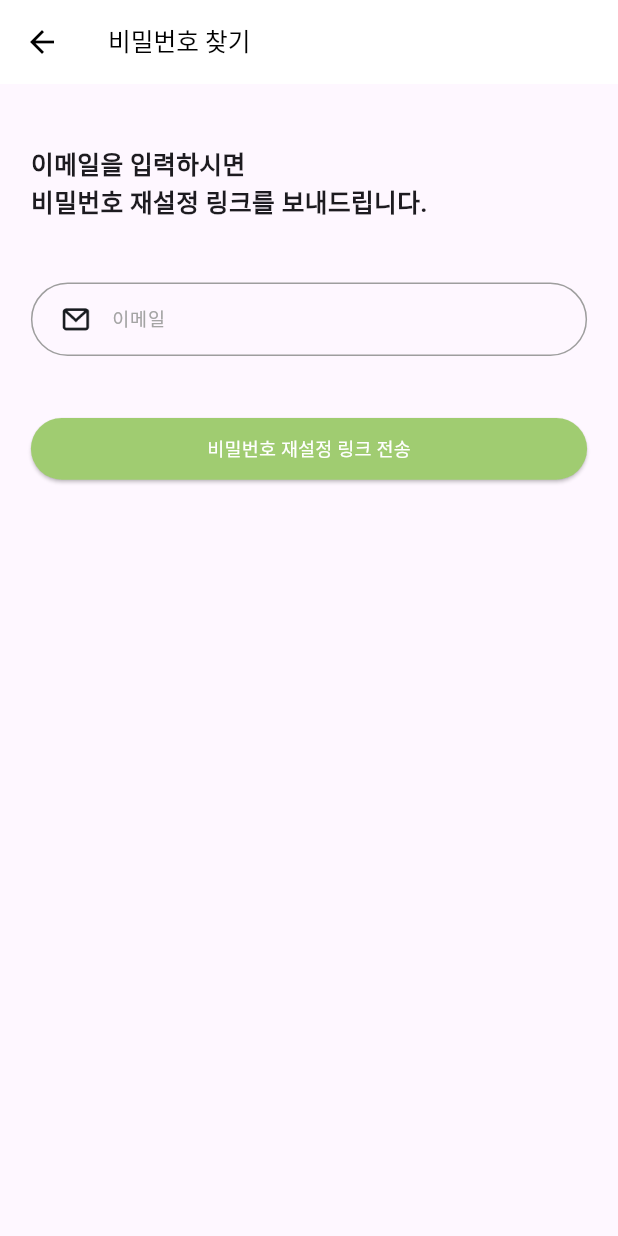
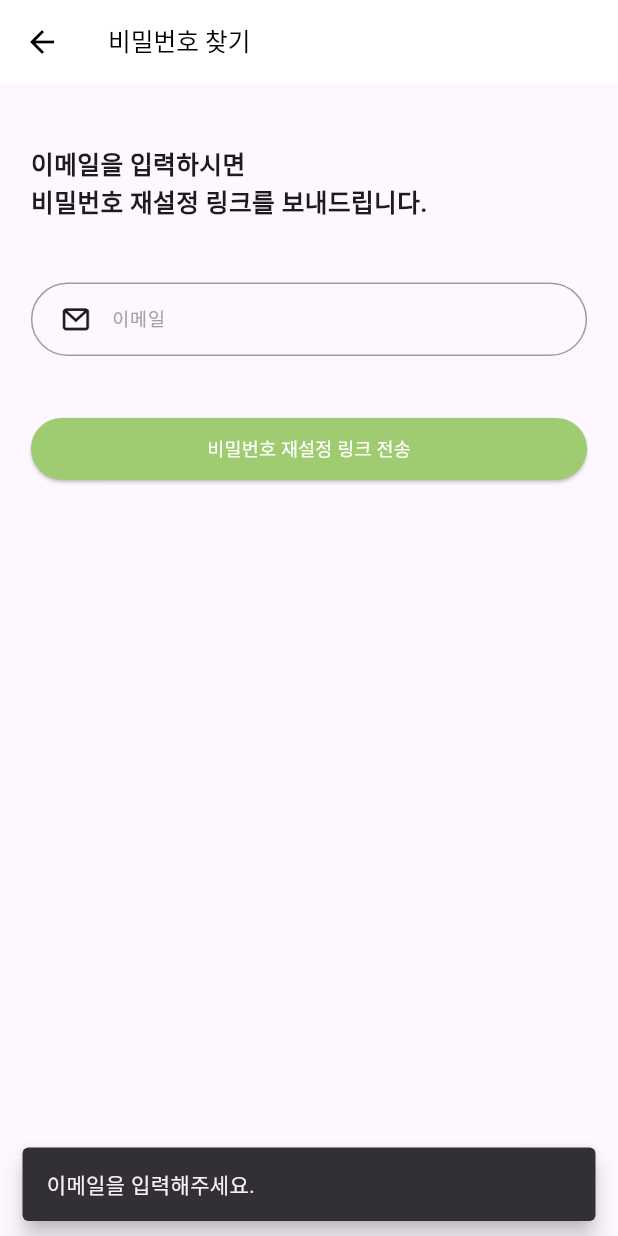
Before and after one commit to crepas/Start_up, a Flutter app: the FindPasswordScreen screen opened directly, after a tap on "비밀번호 재설정 링크 전송", on a phone screen of 412 x 824 dp. Run offline on Flutter 3.47's test engine with Material 3 defaults, Android fonts, the light colour scheme and no system bars; missing offline and left inert: kakao_flutter_sdk_user.

Commit message:
엽엽 Front 4/4

```diff
--- a/lib/Find_Password.dart
+++ b/lib/Find_Password.dart
@@ -1,4 +1,6 @@
+import 'dart:convert';
 import 'package:flutter/material.dart';
+import 'package:http/http.dart' as http;
 import 'login.dart';
 import 'TopAppbar.dart';
 
@@ -8,6 +10,92 @@ class FindPasswordScreen extends StatefulWidget {
 }
 
 class _FindPasswordScreenState extends State<FindPasswordScreen> {
+  final TextEditingController emailController = TextEditingController();
+  bool isLoading = false;
+
+  // 이메일 형식 검증 함수
+  bool isValidEmail(String email) {
+    final RegExp emailRegex = RegExp(r'^[a-zA-Z0-9._%+-]+@[a-zA-Z0-9.-]+\.[a-zA-Z]{2,}$');
+    return emailRegex.hasMatch(email);
+  }
+
+  // 사용자 입력 유효성 검사 함수
+  bool validateUserInput() {
+    final String email = emailController.text.trim();
+
+    // 빈칸 검사
+    if (email.isEmpty) {
+      _showErrorMessage('이메일을 입력해주세요.');
+      return false;
+    }
+
+    // 이메일 형식 검사
+    if (!isValidEmail(email)) {
+      _showErrorMessage('유효한 이메일 주소를 입력해주세요.');
+      return false;
+    }
+
+    return true;
+  }
+
+  // 에러 메시지 표시 함수
+  void _showErrorMessage(String message) {
+    ScaffoldMessenger.of(context).showSnackBar(
+      SnackBar(
+        content: Text(message),
+        duration: Duration(seconds: 3),
+        behavior: SnackBarBehavior.floating,
+      ),
+    );
+  }
+
+  // 비밀번호 재설정 이메일 전송 함수
+  Future<void> sendPasswordResetLink() async {
+    // 먼저 입력 유효성 검사 수행
+    if (!validateUserInput()) {
+      return;
+    }
+
+    // 로딩 상태 시작
+    setState(() {
+      isLoading = true;
+    });
+
+    final String email = emailController.text.trim();
+    final String apiUrl = 'http://your-backend-url.com/auth/forgot-password';
+
+    try {
+      final response = await http.post(
+        Uri.parse(apiUrl),
+        headers: {'Content-Type': 'application/json'},
+        body: jsonEncode({'email': email}),
+      );
+
+      // 로딩 상태 종료
+      setState(() {
+        isLoading = false;
+      });
+
+      if (response.statusCode == 200) {
+        final responseBody = jsonDecode(response.body);
+        ScaffoldMessenger.of(context).showSnackBar(
+          SnackBar(
+            content: Text(responseBody['message']),
+            behavior: SnackBarBehavior.floating,
+          ),
+        );
+      } else {
+        _showErrorMessage('이메일 전송 실패. 다시 시도해주세요.');
+      }
+    } catch (e) {
+      // 로딩 상태 종료
+      setState(() {
+        isLoading = false;
+      });
+      _showErrorMessage('네트워크 연결 오류. 인터넷 연결을 확인한 후 다시 시도해주세요.');
+    }
+  }
+
   @override
   Widget build(BuildContext context) {
     final screenWidth = MediaQuery.of(context).size.width;
@@ -37,6 +125,8 @@ class _FindPasswordScreenState extends State<FindPasswordScreen> {
             ),
             SizedBox(height: screenHeight * 0.05),
             TextField(
+              controller: emailController,
+              keyboardType: TextInputType.emailAddress,
               style: TextStyle(fontSize: screenWidth * 0.03),
               decoration: InputDecoration(
                 prefixIcon: Padding(
@@ -78,10 +168,17 @@ class _FindPasswordScreenState extends State<FindPasswordScreen> {
                     borderRadius: BorderRadius.circular(100),
                   ),
                 ),
-                onPressed: () {
-                  // 비밀번호 재설정 이메일 전송 로직
-                },
-                child: Text(
+                onPressed: isLoading ? null : sendPasswordResetLink,
+                child: isLoading
+                    ? SizedBox(
+                  width: 20,
+                  height: 20,
+                  child: CircularProgressIndicator(
+                    color: Colors.white,
+                    strokeWidth: 2,
+                  ),
+                )
+                    : Text(
                   '비밀번호 재설정 링크 전송',
                   style: TextStyle(
                     color: Colors.white,
--- a/lib/KakaoLogin.dart
+++ b/lib/KakaoLogin.dart
@@ -22,7 +22,7 @@ class KakaoLoginButton extends StatelessWidget {
         child: ClipRRect(
           borderRadius: BorderRadius.circular(100), // 둥근 모서리 유지
           child: AspectRatio(
-            aspectRatio: 16 / 5, // 가로세로 비율 유지
+            aspectRatio: 28 / 5, // 가로세로 비율 유지
             child: Image.asset(
               'assets/Kakao_Login.png',
               fit: BoxFit.contain, // 비율 유지하며 조절
--- a/lib/login.dart
+++ b/lib/login.dart
@@ -294,7 +294,7 @@ class _LoginScreenState extends State<LoginScreen> {
                   ],
                 ),
               ),
-              SizedBox(height: screenHeight * 0.045),
+              SizedBox(height: screenHeight * 0.005),
 
               SizedBox(height: 5),
               Row(
@@ -323,7 +323,7 @@ class _LoginScreenState extends State<LoginScreen> {
                   ),
                 ],
               ),
-              SizedBox(height: screenHeight * 0.01),
+          SizedBox(height: screenHeight * 0.005),
 
               // 카카오 로그인 버튼
               Center(
--- a/lib/splash.dart
+++ b/lib/splash.dart
@@ -12,7 +12,7 @@ class _SplashScreenState extends State<SplashScreen> {
   @override
   void initState() {
     super.initState();
-    Timer(Duration(seconds: 2), () {  // 2초로 변경
+    Timer(Duration(seconds: 1), () {  // 1초로 변경
       // 로그인 상태 확인
       bool isLoggedIn = false;  // 여기에 실제 로그인 확인 로직 구현
 
```
